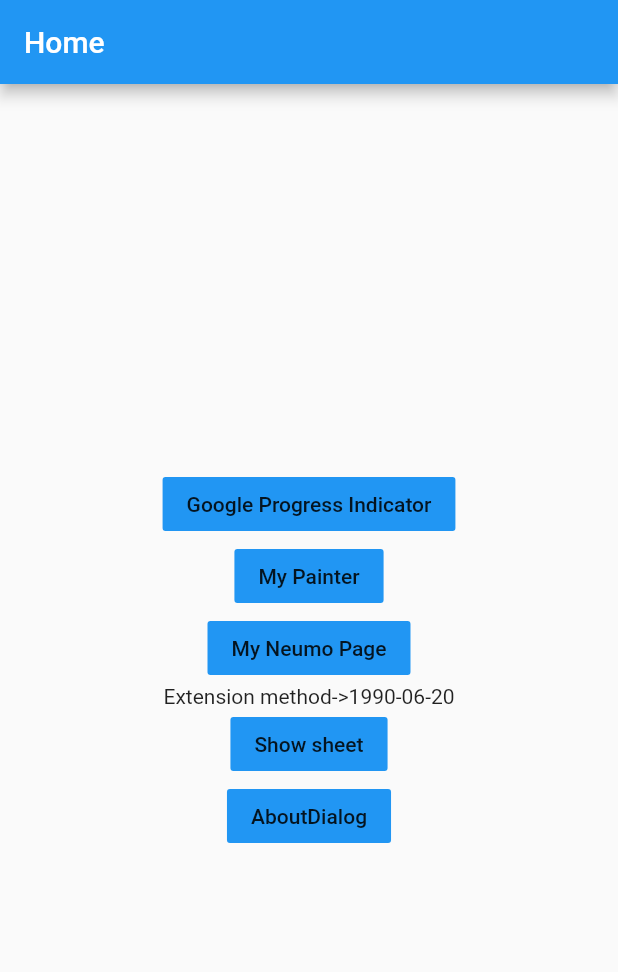
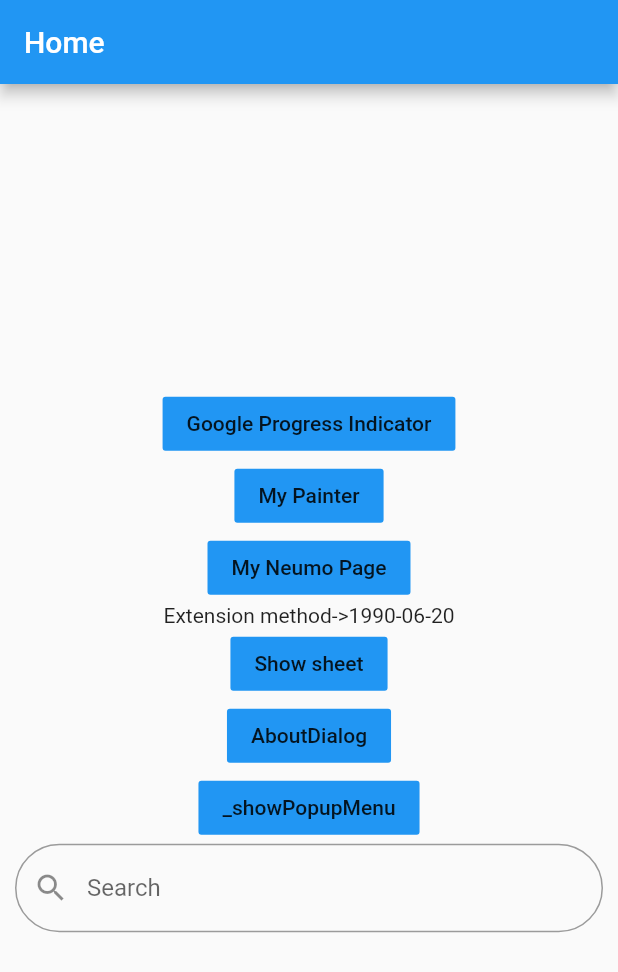
Before and after one commit to tush23/flutter_demos, a Flutter app: the screen it shows after launch, on a phone screen of 412 x 824 dp. Shown: the top 972 px of the screen. Run offline on Flutter 3.47's test engine with Material 2 defaults, Android fonts, the phone set to English and light mode, and no system bars; our stand-ins replace flutter_neumorphic, get.

Commit message:
added popup menu

```diff
--- a/lib/Home.dart
+++ b/lib/Home.dart
@@ -4,6 +4,7 @@ import 'package:flutter_demos/customs/customs.dart';
 import 'package:flutter_demos/google_progress/main_worker.dart';
 import 'package:flutter_demos/neumo/NeumoPage.dart';
 import 'package:flutter_demos/paintss/paintProgress.dart';
+import 'package:flutter_demos/popUp_menu/pop_menu.dart';
 import 'date_extension/date_extension_by_shivam.dart';
 
 class HomePage extends StatefulWidget {
@@ -55,9 +56,40 @@ class _HomePageState extends State<HomePage> {
                       applicationVersion: '1.0.0',
                     ),
                 child: Text('AboutDialog')),
+            FlatButton(
+                color: Colors.blue,
+                onPressed: () => goto(context, PopUpMenu()),
+                child: Text('_showPopupMenu')),
+            Container(
+                padding: EdgeInsets.symmetric(horizontal: 10),
+                child: TextFormField(
+                  autocorrect: true,
+                  decoration: InputDecoration(
+                    labelText: 'Search',
+                    // icon: Icon(Icons.search),
+                    prefixIcon: Icon(Icons.search),
+                    border: OutlineInputBorder(
+                        borderSide: BorderSide(
+                          color: Colors.grey,
+                        ),
+                        borderRadius: BorderRadius.circular(30)),
+                  ),
+                ))
           ],
         ),
       ),
     );
   }
+
+  void _showPopupMenu() async {
+    await showMenu(
+      context: context,
+      position: RelativeRect.fromLTRB(100, 100, 100, 100),
+      items: [
+        PopupMenuItem<String>(child: const Text('Doge'), value: 'Doge'),
+        PopupMenuItem<String>(child: const Text('Lion'), value: 'Lion'),
+      ],
+      elevation: 8.0,
+    );
+  }
 }
```
Also changed, not shown: lib/popUp_menu/pop_menu.dart (added, +58 -0 lines), lib/neumo/NeumoPage.dart (line endings or trailing spaces).
